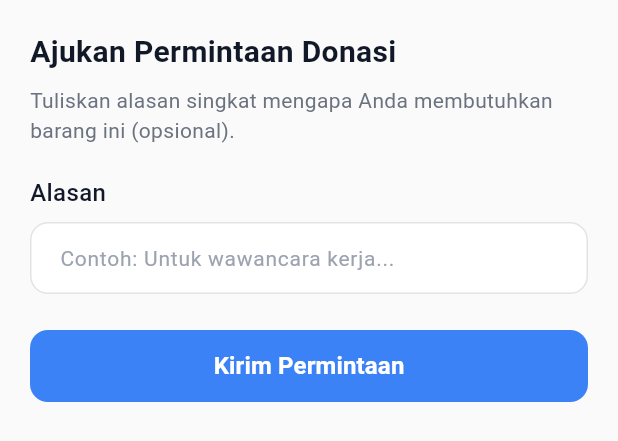
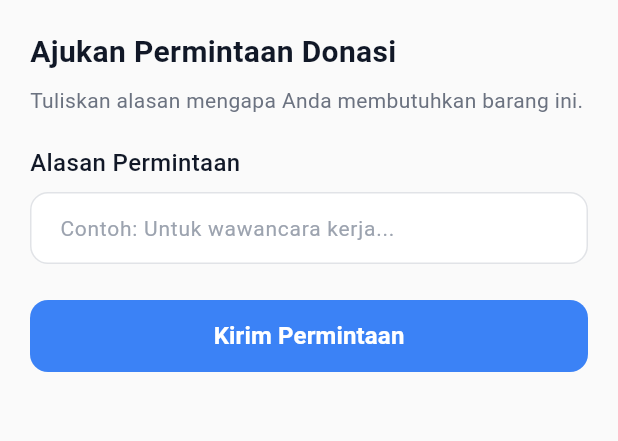
Before and after one commit to rezaluthfi/satu-lemari-app, a Flutter app: the DonationRequestSheet widget shown alone on an empty page, opened directly with empty values, on a phone screen of 412 x 824 dp. Shown: the top 441 px of the screen. Run offline on Flutter 3.47's test engine with Material 3 defaults, Android fonts, the light colour scheme and no system bars; our stand-ins replace bloc, cached_network_image, connectivity_plus, cookie_jar, dartz, dio and 24 more; accounts and stored records are empty; network calls fail.

Commit message:
feat: make donation request reason mandatory

```diff
--- a/lib/features/request/presentation/widgets/donation_request_sheet.dart
+++ b/lib/features/request/presentation/widgets/donation_request_sheet.dart
@@ -1,8 +1,7 @@
-// File: features/request/presentation/widgets/donation_request_sheet.dart
-
 import 'package:flutter/material.dart';
 import 'package:flutter_bloc/flutter_bloc.dart';
 import 'package:satulemari/core/constants/app_colors.dart';
+import 'package:satulemari/core/utils/validators.dart';
 import 'package:satulemari/features/request/data/models/create_request_model.dart';
 import 'package:satulemari/features/request/presentation/bloc/request_bloc.dart';
 import 'package:satulemari/shared/widgets/custom_button.dart';
@@ -17,15 +16,18 @@ class DonationRequestSheet extends StatefulWidget {
 }
 
 class _DonationRequestSheetState extends State<DonationRequestSheet> {
+  final _formKey = GlobalKey<FormState>();
   final _reasonController = TextEditingController();
 
   void _submit() {
+    if (_formKey.currentState!.validate()) {
       final request = CreateRequestModel(
         itemId: widget.itemId,
         quantity: 1,
         reason: _reasonController.text.trim(),
       );
       context.read<RequestBloc>().add(SubmitRequest(request));
+    }
   }
 
   @override
@@ -43,9 +45,10 @@ class _DonationRequestSheetState extends State<DonationRequestSheet> {
         color: AppColors.background,
         borderRadius: BorderRadius.vertical(top: Radius.circular(24)),
       ),
+      child: Form(
+        key: _formKey,
         child: BlocBuilder<RequestBloc, RequestState>(
           builder: (context, state) {
-          // --- PERBAIKAN: Gunakan nama state yang benar ---
             final bool isLoading = state is RequestInProgress;
 
             return Column(
@@ -59,14 +62,16 @@ class _DonationRequestSheetState extends State<DonationRequestSheet> {
                         color: AppColors.textPrimary)),
                 const SizedBox(height: 8),
                 const Text(
-                  'Tuliskan alasan singkat mengapa Anda membutuhkan barang ini (opsional).',
+                    'Tuliskan alasan mengapa Anda membutuhkan barang ini.',
                     style: TextStyle(color: AppColors.textSecondary)),
                 const SizedBox(height: 20),
                 CustomTextField(
-                label: 'Alasan',
+                  label: 'Alasan Permintaan', // Label yang lebih jelas
                   controller: _reasonController,
                   maxLines: 4,
                   hint: 'Contoh: Untuk wawancara kerja...',
+                  validator: (value) =>
+                      Validators.validateRequired(value, 'Alasan'),
                 ),
                 const SizedBox(height: 24),
                 CustomButton(
@@ -79,6 +84,7 @@ class _DonationRequestSheetState extends State<DonationRequestSheet> {
             );
           },
         ),
+      ),
     );
   }
 }
```
Lines whose indentation alone changed are shown as unchanged.
